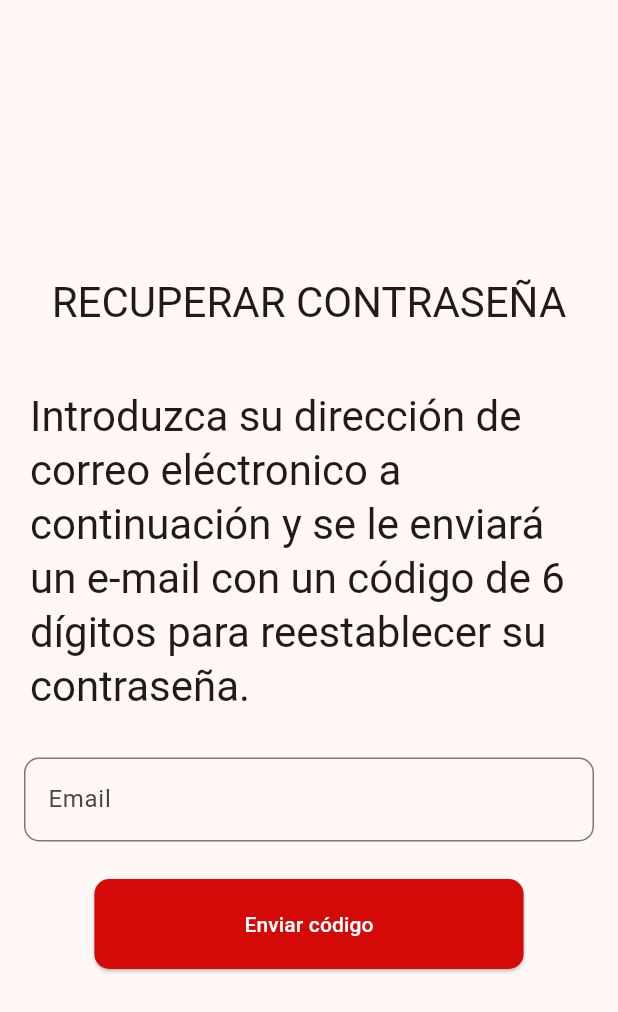
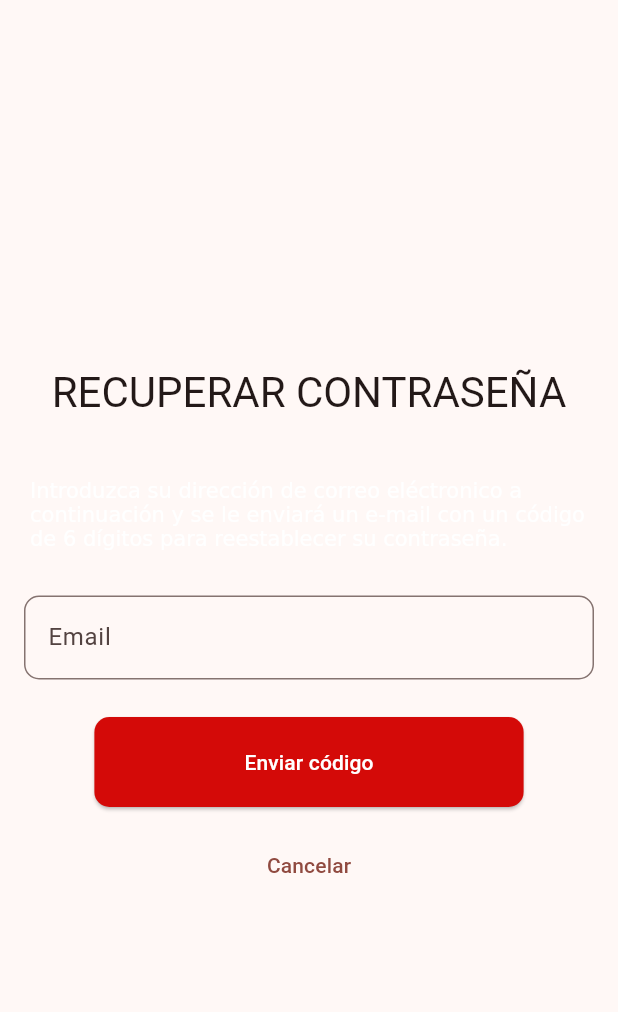
Before and after one commit to jessymontano/DigitalMenu, a Flutter app: the ChangePasswordForm widget shown alone on an empty page, opened directly, on a phone screen of 412 x 824 dp. Shown: the top 1012 px of the screen. Run offline on Flutter 3.47's test engine with Material 3 defaults, Android fonts, the phone set to English and light mode, and no system bars; our stand-ins replace cloud_firestore, firebase_core; accounts and stored records are empty.

```diff
--- a/lib/src/pages/password_change.dart
+++ b/lib/src/pages/password_change.dart
@@ -1,3 +1,4 @@
+import 'package:digital_menu/src/pages/login.dart';
 import 'package:digital_menu/src/pages/signup.dart';
 import 'package:flutter/material.dart';
 import '../widgets/button.dart';
@@ -10,9 +11,10 @@ class ChangePassword extends StatelessWidget {
   Widget build(BuildContext context) {
     return const MaterialApp(
         home: Scaffold(
-            body: Row(
-      children: [ChangePasswordForm()],
-    )));
+      body: Center(
+        child: ChangePasswordForm(),
+      ),
+    ));
   }
 }
 
@@ -44,10 +46,10 @@ class _ChangePasswordFormState extends State<ChangePasswordForm> {
           ),
           Padding(
             padding: const EdgeInsets.all(20.0),
-            child: Text(
-              'Introduzca su dirección de correo eléctronico a continuación y se le enviará un e-mail con un código de 6 dígitos para reestablecer su contraseña.',
-              style: Theme.of(context).textTheme.headlineMedium,
-            ),
+            child: RichText(
+                text: TextSpan(
+                    text:
+                        'Introduzca su dirección de correo eléctronico a continuación y se le enviará un e-mail con un código de 6 dígitos para reestablecer su contraseña.')),
           ),
           Input(
             controller: _emailController,
@@ -61,6 +63,12 @@ class _ChangePasswordFormState extends State<ChangePasswordForm> {
               text: 'Enviar código',
             ),
           ),
+          TextButton(
+              onPressed: () {
+                Navigator.push(context,
+                    MaterialPageRoute(builder: (context) => const Login()));
+              },
+              child: const Text('Cancelar'))
         ],
       ),
     );
```
